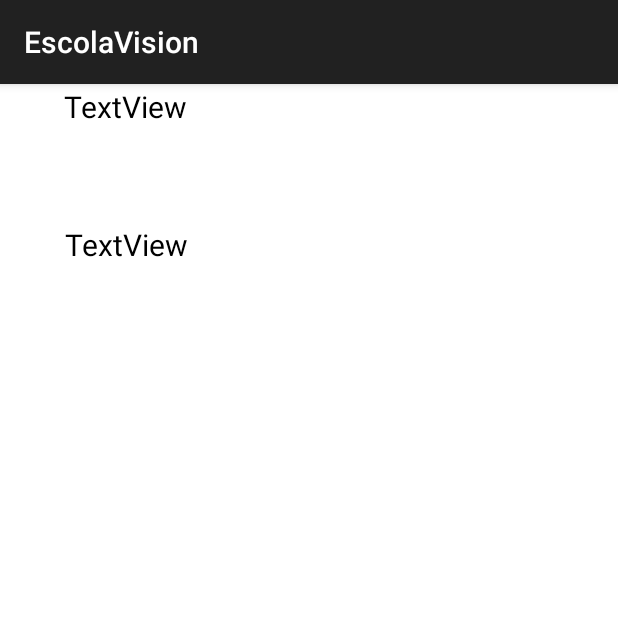
After one commit to adrianrs2510/EscolaVision, an Android app built with Jetpack Compose: the Resultados screen opened directly, with no data from a screen before it, on a phone screen of 412 x 824 dp, the top half of it. The commit adds this screen. Run offline under Robolectric (Android 15) with nearby library versions, the phone set to English and light mode, and no system bars.

Commit message:
creacion pantalla resultados

```diff
--- a/app/src/main/java/com/example/testescolavision/MainActivity.java
+++ b/app/src/main/java/com/example/testescolavision/MainActivity.java
@@ -97,7 +97,7 @@ public class MainActivity extends AppCompatActivity {
     public void onCreate(Bundle savedInstanceState) {
         super.onCreate(savedInstanceState);
         Log.d(TAG, "onCreate(Bundle) called");
-        setContentView(R.layout.activity_escola_vision);
+        /*setContentView(R.layout.activity_escola_vision);
         setHasOptionsMenu(true);
 
 
@@ -234,4 +234,6 @@ public class MainActivity extends AppCompatActivity {
         super.onDestroy();
         Log.d(TAG, "onDestroy() called");
     }
-}
+
+         */
+}}
--- /dev/null
+++ b/app/src/main/java/com/example/testescolavision/Resultados.java
@@ -0,0 +1,14 @@
+package com.example.testescolavision;
+
+import androidx.appcompat.app.AppCompatActivity;
+
+import android.os.Bundle;
+
+public class Resultados extends AppCompatActivity {
+
+    @Override
+    protected void onCreate(Bundle savedInstanceState) {
+        super.onCreate(savedInstanceState);
+        setContentView(R.layout.resultados);
+    }
+}
--- /dev/null
+++ b/app/src/main/res/layout/resultados.xml
@@ -0,0 +1,46 @@
+<?xml version="1.0" encoding="utf-8"?>
+<androidx.constraintlayout.widget.ConstraintLayout xmlns:android="http://schemas.android.com/apk/res/android"
+    xmlns:app="http://schemas.android.com/apk/res-auto"
+    android:layout_width="match_parent"
+    android:layout_height="match_parent"
+    android:background="@android:color/white">
+
+    <ScrollView
+        android:layout_width="match_parent"
+        android:layout_height="match_parent"
+        android:layout_marginStart="1dp"
+        android:layout_marginTop="1dp"
+        android:layout_marginEnd="1dp"
+        android:layout_marginBottom="1dp"
+        app:layout_constraintBottom_toBottomOf="parent"
+        app:layout_constraintEnd_toEndOf="parent"
+        app:layout_constraintStart_toStartOf="parent"
+        app:layout_constraintTop_toTopOf="parent">
+
+        <LinearLayout
+            android:layout_width="match_parent"
+            android:layout_height="wrap_content"
+            android:orientation="vertical">
+
+            <TextView
+                android:id="@+id/textView61"
+                style="@style/recipesTextView"
+                android:layout_width="164dp"
+                android:layout_height="92dp"
+                android:layout_weight="1"
+                android:text="TextView"
+                android:textColor="@android:color/black"
+                android:textSize="20sp" />
+
+            <TextView
+                android:id="@+id/textView62"
+                style="@style/recipesTextView"
+                android:layout_width="165dp"
+                android:layout_height="112dp"
+                android:layout_weight="1"
+                android:text="TextView" />
+
+        </LinearLayout>
+    </ScrollView>
+
+</androidx.constraintlayout.widget.ConstraintLayout>
--- a/app/src/main/res/values/strings.xml
+++ b/app/src/main/res/values/strings.xml
@@ -75,4 +75,10 @@
     <string name="show_subtitle">Show Subtitle</string>
     <string name="hide_subtitle">Hide Subtitle</string>
     <string name="subtitle_format">%1$d crimes</string>
+
+    <string name="area1">Área 1:</string>
+    <string name="area2">Área 2:</string>
+    <string name="area3">Área 3:</string>
+    <string name="area4">Área 4:</string>
+    <string name="area5">Área 5:</string>
 </resources>
```
Also changed, not shown: app/src/main/AndroidManifest.xml (+5 -2 lines), app/src/main/java/com/example/testescolavision/ScrollView.java (+13 -0 lines), app/src/main/res/layout-land/activity_escola_vision.xml (deleted, +0 -79 lines), app/src/main/res/layout/activity_escola_vision.xml (deleted, +0 -94 lines).
